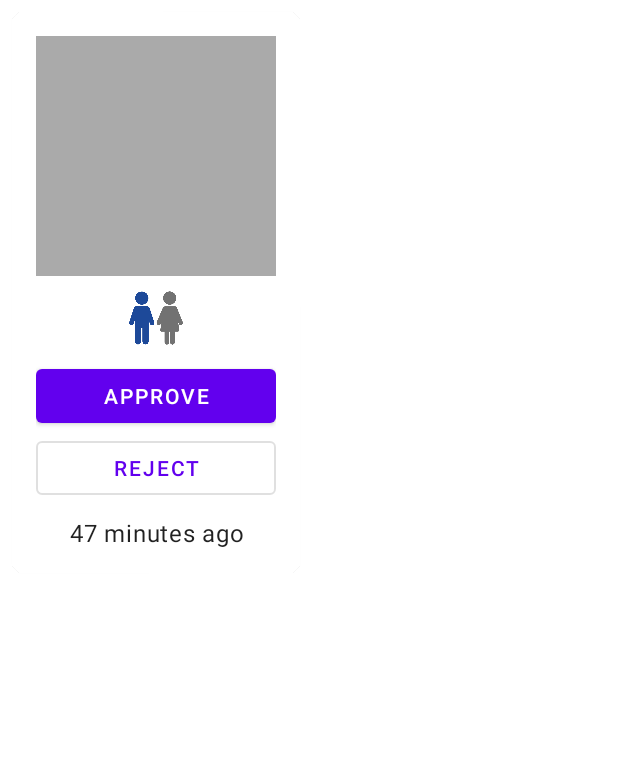
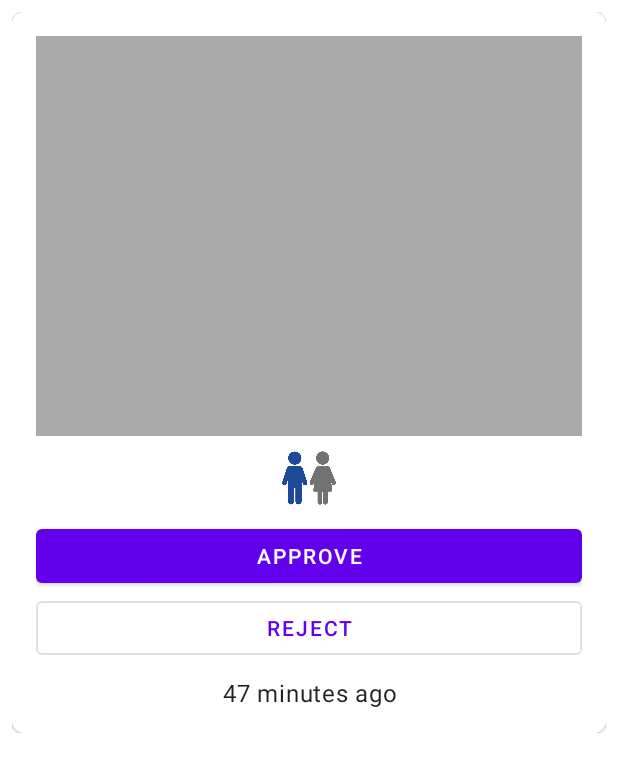
Before and after one commit to SebastianLiando/CZ3002, an Android app: the layout item_violation.xml on its own in the app's theme, with its tools: preview values and no code run, on a phone screen of 412 x 824 dp. Shown: the top 772 px of the screen. Run offline under Robolectric (Android 15) with nearby library versions, the phone set to English and light mode, and no system bars.

Commit message:
Load violation image

```diff
--- a/frontend/app/build.gradle
+++ b/frontend/app/build.gradle
@@ -110,6 +110,7 @@ dependencies {
 
     // Firebase Storage
     implementation "com.google.firebase:firebase-storage-ktx"
+    implementation 'com.firebaseui:firebase-ui-storage:7.1.1'
 
 }
 
--- a/frontend/app/src/main/java/com/guavas/cz3002/dependency/Modules.kt
+++ b/frontend/app/src/main/java/com/guavas/cz3002/dependency/Modules.kt
@@ -1,9 +1,11 @@
 package com.guavas.cz3002.dependency
 
 import com.google.firebase.auth.ktx.auth
+import com.google.firebase.database.FirebaseDatabase
 import com.google.firebase.database.ktx.database
 import com.google.firebase.ktx.Firebase
 import com.google.firebase.messaging.ktx.messaging
+import com.google.firebase.storage.ktx.storage
 import dagger.Module
 import dagger.Provides
 import dagger.hilt.InstallIn
@@ -20,4 +22,7 @@ class ApplicationModule {
 
     @Provides
     fun provideFirebaseDatabase() = Firebase.database
+
+    @Provides
+    fun provideFirebaseStorage() = Firebase.storage
 }
--- a/frontend/app/src/main/java/com/guavas/cz3002/ui/adapter/ViolationAdapter.kt
+++ b/frontend/app/src/main/java/com/guavas/cz3002/ui/adapter/ViolationAdapter.kt
@@ -1,5 +1,6 @@
 package com.guavas.cz3002.ui.adapter
 
+import android.widget.ImageView
 import androidx.lifecycle.LifecycleOwner
 import androidx.recyclerview.widget.DiffUtil
 import com.guavas.cz3002.R
@@ -16,7 +17,8 @@ private val callback = object : DiffUtil.ItemCallback<Violation>() {
 class ViolationAdapter(
     private val owner: LifecycleOwner,
     private val onClickViolation: (Violation) -> Unit,
-    private val onVerifyViolation: (Violation, Boolean) -> Unit
+    private val onVerifyViolation: (Violation, Boolean) -> Unit,
+    private val onLoadImage: (Violation, ImageView) -> Unit,
 ) : BindingListAdapter<ItemViolationBinding, Violation>(callback) {
     override val itemLayoutId = R.layout.item_violation
 
@@ -26,6 +28,8 @@ class ViolationAdapter(
 
             lifecycleOwner = owner
 
+            onLoadImage(item, binding.imageViolation)
+
             root.setOnClickListener { onClickViolation(item) }
             buttonApprove.setOnClickListener { onVerifyViolation(item, true) }
             buttonReject.setOnClickListener { onVerifyViolation(item, false) }
--- a/frontend/app/src/main/res/layout/item_violation.xml
+++ b/frontend/app/src/main/res/layout/item_violation.xml
@@ -1,5 +1,7 @@
 <?xml version="1.0" encoding="utf-8"?>
-<layout>
+<layout xmlns:android="http://schemas.android.com/apk/res/android"
+    xmlns:app="http://schemas.android.com/apk/res-auto"
+    xmlns:tools="http://schemas.android.com/tools">
 
     <data>
 
@@ -10,12 +12,15 @@
             type="com.guavas.cz3002.data.violation.Violation" />
     </data>
 
-    <com.google.android.material.card.MaterialCardView xmlns:android="http://schemas.android.com/apk/res/android"
-        xmlns:app="http://schemas.android.com/apk/res-auto"
-        xmlns:tools="http://schemas.android.com/tools"
+    <LinearLayout
         android:layout_width="wrap_content"
         android:layout_height="wrap_content"
-        android:layout_margin="8dp"
+        android:layout_gravity="center_horizontal"
+        android:layout_margin="8dp">
+
+        <com.google.android.material.card.MaterialCardView
+            android:layout_width="wrap_content"
+            android:layout_height="wrap_content"
             app:cardCornerRadius="8dp">
 
             <androidx.constraintlayout.widget.ConstraintLayout
@@ -25,12 +30,12 @@
 
                 <ImageView
                     android:id="@+id/imageViolation"
-                android:layout_width="0dp"
-                android:layout_height="160dp"
+                    android:layout_width="400dp"
+                    android:layout_height="0dp"
                     android:contentDescription="@string/content_desc_violation_image"
                     android:scaleType="centerCrop"
                     android:src="@android:color/darker_gray"
-                app:layout_constraintDimensionRatio="1"
+                    app:layout_constraintDimensionRatio="1.5"
                     app:layout_constraintEnd_toEndOf="parent"
                     app:layout_constraintStart_toStartOf="parent"
                     app:layout_constraintTop_toTopOf="parent"
@@ -90,4 +95,5 @@
 
             </androidx.constraintlayout.widget.ConstraintLayout>
         </com.google.android.material.card.MaterialCardView>
+    </LinearLayout>
 </layout>
```
Also changed, not shown: frontend/app/src/main/java/com/guavas/cz3002/data/violation/ViolationRepository.kt (+24 -3 lines), frontend/app/src/main/java/com/guavas/cz3002/extension/android/ViewExtensions.kt (+14 -0 lines), frontend/app/src/main/java/com/guavas/cz3002/ui/auth/LoginFragmentViewModel.kt (+5 -4 lines), frontend/app/src/main/java/com/guavas/cz3002/ui/violation/ViolationsFragment.kt (+20 -3 lines), frontend/app/src/main/java/com/guavas/cz3002/ui/violation/ViolationsFragmentViewModel.kt (+13 -3 lines), frontend/app/src/main/java/com/guavas/cz3002/utils/ViolationGlideModule.kt (added, +24 -0 lines), frontend/app/src/main/res/layout/fragment_violations.xml (+3 -4 lines), 1 other file. Lines whose indentation alone changed are shown as unchanged.
